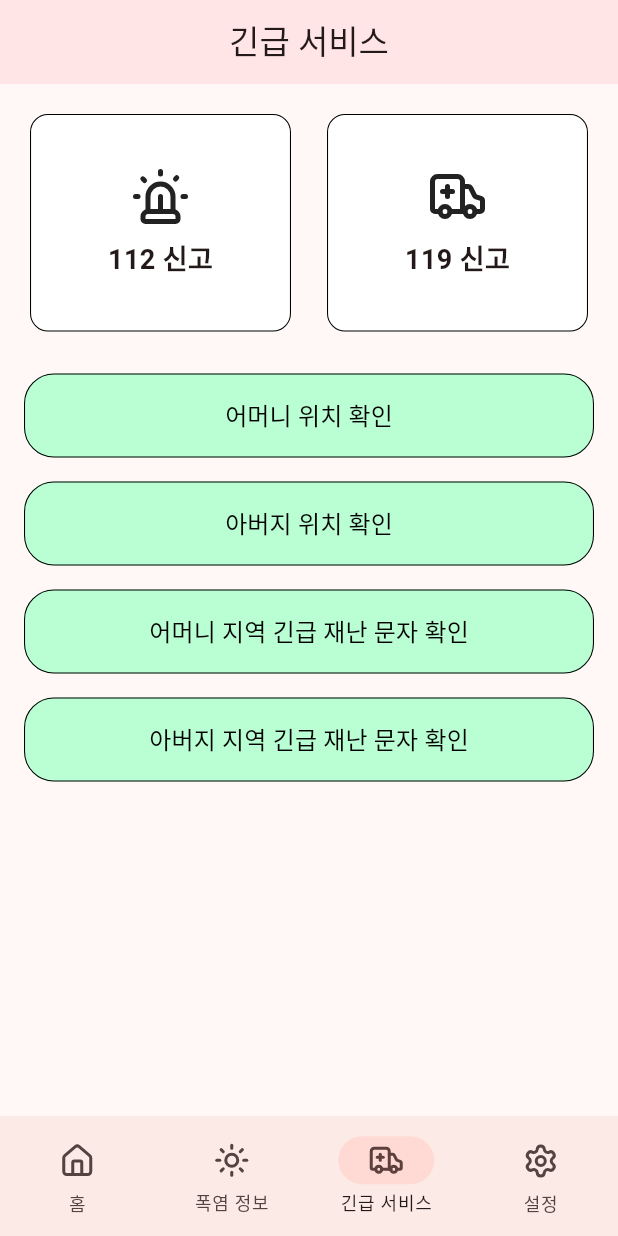
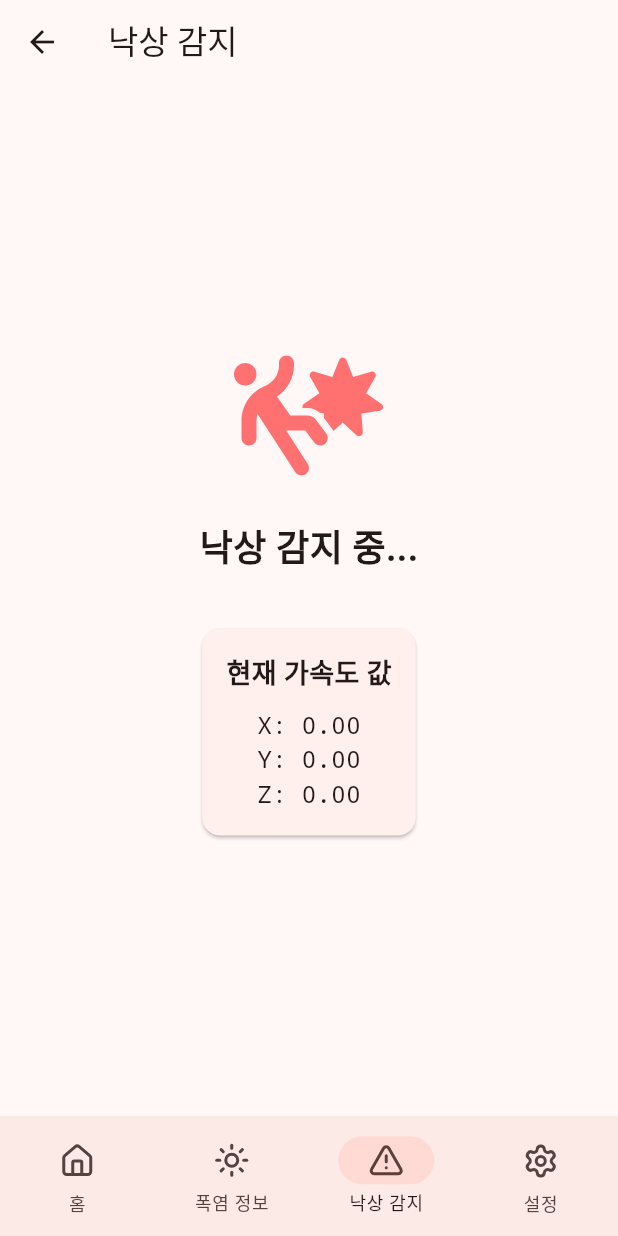
Before and after one commit to kauProjectX/dwph9988-client, a Flutter app: the AppScreen screen opened directly, item 3 of the bottom bar chosen, on a phone screen of 412 x 824 dp. Run offline on Flutter 3.47's test engine with Material 3 defaults, Android fonts, the phone set to English and light mode, and no system bars; our stand-ins replace built_collection, built_value, dio, flutter_svg, get, lucide_icons_flutter and 2 more; missing offline and left inert: flutter_naver_map, one_of_serializer; Roboto replaces fonts that are missing (Gmarket Sans).

Commit message:
feat: 낙상 감지 코드 추가

```diff
--- a/lib/screens/app_screen.dart
+++ b/lib/screens/app_screen.dart
@@ -6,6 +6,7 @@ import 'package:lucide_icons_flutter/lucide_icons.dart';
 import '../controllers/user_controller.dart';
 import 'elderly/heat_info_screen.dart';
 import 'emergency_screen.dart';
+import 'fall_detection_screen.dart';
 import 'guardian/heat_info_screen.dart';
 import 'home_screen.dart';
 import 'settings_screen.dart';
@@ -49,7 +50,7 @@ class _AppScreenState extends State<AppScreen> {
                   _screenList[value] = const ElderlyHeatInfoScreen();
                 }
               } else if (value == 2) {
-                _screenList[value] = const EmergencyScreen();
+                _screenList[value] = const FallDetectionScreen();
               } else if (value == 3) {
                 _screenList[value] = const SettingsScreen();
               }
@@ -68,8 +69,8 @@ class _AppScreenState extends State<AppScreen> {
               label: '폭염 정보',
             ),
             NavigationDestination(
-              icon: Icon(LucideIcons.ambulance),
-              label: '긴급 서비스',
+              icon: Icon(LucideIcons.triangleAlert),
+              label: '낙상 감지',
             ),
             NavigationDestination(
               icon: Icon(LucideIcons.settings),
--- /dev/null
+++ b/lib/screens/fall_detection_screen.dart
@@ -0,0 +1,186 @@
+import 'dart:async';
+import 'package:flutter/material.dart';
+import 'package:sensors_plus/sensors_plus.dart';
+import 'dart:math';
+import 'package:flutter_svg/flutter_svg.dart';
+import 'package:url_launcher/url_launcher.dart';
+
+class FallDetectionScreen extends StatefulWidget {
+  const FallDetectionScreen({super.key});
+
+  @override
+  State<FallDetectionScreen> createState() => _FallDetectionScreenState();
+}
+
+class _FallDetectionScreenState extends State<FallDetectionScreen> {
+  static const double _fallThreshold = 25.0; // 임계값 상향 조정
+
+  StreamSubscription<AccelerometerEvent>? _accelerometerSubscription;
+  bool _isFallDetected = false;
+  List<double> _currentAcceleration = [0, 0, 0];
+
+  @override
+  void initState() {
+    super.initState();
+    _startListening();
+  }
+
+  void _startListening() {
+    _accelerometerSubscription =
+        SensorsPlatform.instance.accelerometerEventStream().listen((event) {
+      setState(() {
+        _currentAcceleration = [event.x, event.y, event.z];
+
+        // 중력 가속도를 제외한 순수 가속도 계산
+        double magnitude = _calculateMagnitude(event.x, event.y, event.z);
+        double acceleration = magnitude - 9.8; // 중력 가속도 제외
+
+        // 임계값을 넘으면 낙상으로 판단
+        if (acceleration > _fallThreshold && !_isFallDetected) {
+          _isFallDetected = true;
+          _showFallAlert();
+        }
+      });
+    });
+  }
+
+  double _calculateMagnitude(double x, double y, double z) {
+    return sqrt(x * x + y * y + z * z); // sqrt 추가
+  }
+
+  void _showFallAlert() {
+    int remainingSeconds = 10;
+    Timer? countdownTimer;
+
+    showDialog(
+      context: context,
+      barrierDismissible: false,
+      builder: (context) => StatefulBuilder(
+        builder: (context, setState) {
+          countdownTimer?.cancel();
+          countdownTimer = Timer.periodic(
+            const Duration(seconds: 1),
+            (timer) async {
+              remainingSeconds--;
+              if (remainingSeconds <= 0) {
+                timer.cancel();
+                Navigator.of(context).pop();
+
+                final Uri phoneUri = Uri(scheme: 'tel', path: '010-1234-1234');
+                if (await canLaunchUrl(phoneUri)) {
+                  await launchUrl(phoneUri);
+                }
+
+                this.setState(() => _isFallDetected = false);
+              } else {
+                setState(() {});
+              }
+            },
+          );
+
+          return AlertDialog(
+            title: const Text('낙상이 감지되었습니다!'),
+            content: const Text('괜찮으신가요?\n10초 이내에 응답이 없으면 보호자에게 자동으로 연락됩니다.'),
+            actions: [
+              TextButton(
+                onPressed: () {
+                  countdownTimer?.cancel();
+                  this.setState(() => _isFallDetected = false);
+                  Navigator.of(context).pop();
+                },
+                child: const Text('괜찮습니다'),
+              ),
+              TextButton(
+                onPressed: () async {
+                  countdownTimer?.cancel();
+                  this.setState(() => _isFallDetected = false);
+                  final Uri phoneUri =
+                      Uri(scheme: 'tel', path: '010-1234-1234');
+                  if (await canLaunchUrl(phoneUri)) {
+                    await launchUrl(phoneUri);
+                  }
+
+                  Navigator.of(context).pop();
+                },
+                style: TextButton.styleFrom(
+                  foregroundColor: Colors.red,
+                ),
+                child: Text('도움이 필요합니다 ($remainingSeconds)'),
+              ),
+            ],
+          );
+        },
+      ),
+    ).then((_) {
+      countdownTimer?.cancel();
+      setState(() => _isFallDetected = false);
+    });
+  }
+
+  @override
+  void dispose() {
+    _accelerometerSubscription?.cancel();
+    super.dispose();
+  }
+
+  @override
+  Widget build(BuildContext context) {
+    return Scaffold(
+      appBar: AppBar(
+        title: const Text('낙상 감지'),
+      ),
+      body: Center(
+        child: Column(
+          mainAxisAlignment: MainAxisAlignment.center,
+          children: [
+            SvgPicture.asset(
+              'assets/images/fa6-solid_person-falling-burst.svg',
+              width: 100,
+              height: 100,
+              colorFilter: const ColorFilter.mode(
+                Color(0xFFFF7171),
+                BlendMode.srcIn,
+              ),
+            ),
+            const SizedBox(height: 20),
+            Text(
+              _isFallDetected ? '낙상이 감지되었습니다!' : '낙상 감지 중...',
+              style: const TextStyle(
+                fontSize: 24,
+                fontWeight: FontWeight.bold,
+              ),
+            ),
+            const SizedBox(height: 20),
+            Card(
+              margin: const EdgeInsets.all(16),
+              child: Padding(
+                padding: const EdgeInsets.all(16),
+                child: Column(
+                  children: [
+                    const Text(
+                      '현재 가속도 값',
+                      style: TextStyle(
+                        fontSize: 18,
+                        fontWeight: FontWeight.bold,
+                      ),
+                    ),
+                    const SizedBox(height: 10),
+                    Text(
+                      'X: ${_currentAcceleration[0].toStringAsFixed(2)}\n'
+                      'Y: ${_currentAcceleration[1].toStringAsFixed(2)}\n'
+                      'Z: ${_currentAcceleration[2].toStringAsFixed(2)}',
+                      style: const TextStyle(
+                        fontSize: 16,
+                        fontFamily: 'monospace',
+                      ),
+                    ),
+                  ],
+                ),
+              ),
+            ),
+          ],
+        ),
+      ),
+    );
+  }
+}
--- a/pubspec.yaml
+++ b/pubspec.yaml
@@ -42,6 +42,7 @@ dependencies:
   webview_flutter: ^4.10.0
   http: ^1.2.2
   url_launcher: ^6.3.1
+  sensors_plus: ^6.1.0
 
 dev_dependencies:
   flutter_test:
```
Also changed, not shown: assets/images/fa6-solid_person-falling-burst.svg (added), pubspec.lock, 1 other file.
